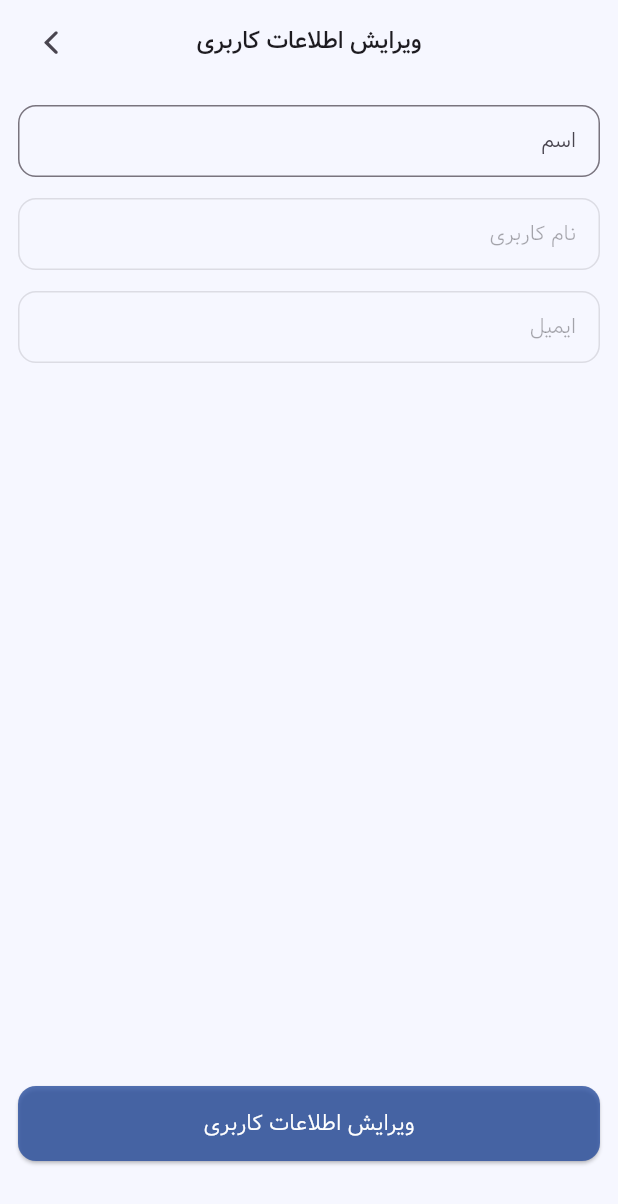
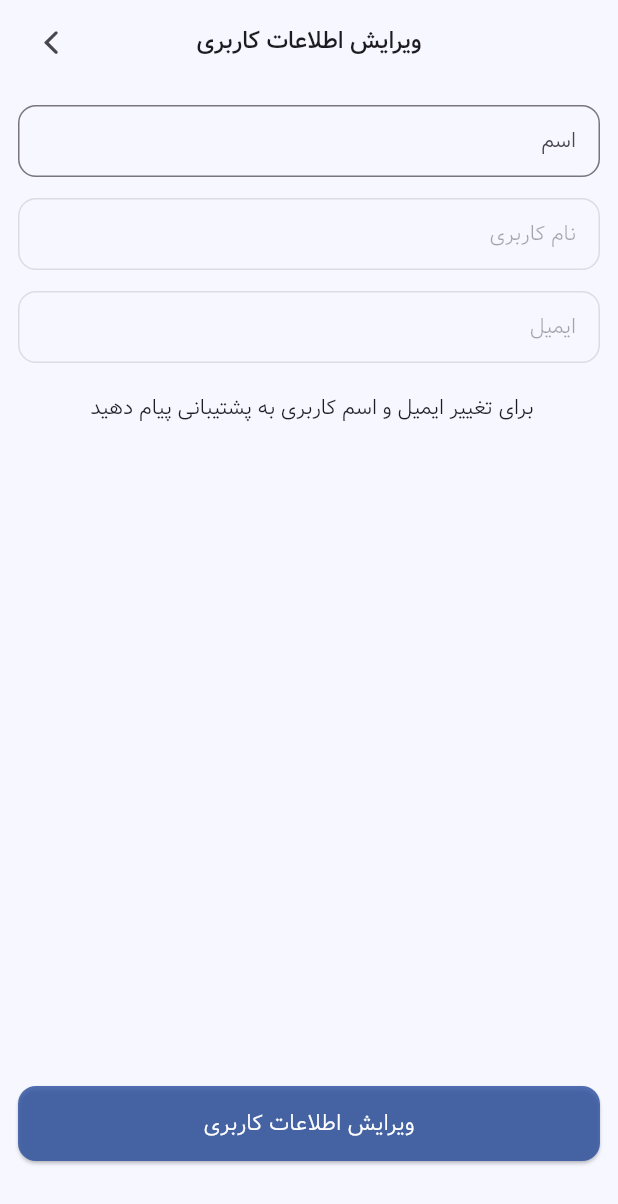
Before and after one commit to Y4CN/Gamak, a Flutter app: the ChangeUserDetailsScreen screen opened directly with empty values, on a phone screen of 412 x 824 dp. Shown: the top 1204 px of the screen. Run offline on Flutter 3.47's test engine with Material 2 defaults, Android fonts, the phone set to English and light mode, and no system bars; our stand-ins replace cached_network_image, dartz, dio, email_validator, expandable_text, file_picker and 11 more; missing offline and left inert: dart:ffi, pushpole; accounts and stored records are empty.

Commit message:
finish EditNameUser

```diff
--- a/lib/screens/changeUserDetailsScreen.dart
+++ b/lib/screens/changeUserDetailsScreen.dart
@@ -1,8 +1,15 @@
 import 'package:flutter/cupertino.dart';
 import 'package:flutter/material.dart';
+import 'package:flutter_bloc/flutter_bloc.dart';
+import 'package:game_hacks_chat/bloc/authBloc/authBloc.dart';
+import 'package:game_hacks_chat/bloc/authBloc/authEvent.dart';
+import 'package:game_hacks_chat/bloc/authBloc/authState.dart';
 import 'package:game_hacks_chat/constant/generallColor.dart';
 import 'package:game_hacks_chat/data/model/userModel.dart';
+import 'package:game_hacks_chat/utilities/changeUserListen.dart';
+import 'package:game_hacks_chat/widget/customSnakBar.dart';
 import 'package:game_hacks_chat/widget/customTextField.dart';
+import 'package:loading_animation_widget/loading_animation_widget.dart';
 
 class ChangeUserDetailsScreen extends StatefulWidget {
   ChangeUserDetailsScreen({super.key, required this.userModel});
@@ -118,9 +125,42 @@ class _ChangeUserDetailsScreenState extends State<ChangeUserDetailsScreen> {
                 ),
               ),
             ),
+            const Padding(
+              padding: EdgeInsets.symmetric(horizontal: 20, vertical: 20),
+              child: Center(
+                child: Text(
+                    'برای تغییر ایمیل و اسم کاربری به پشتیبانی پیام دهید '),
+              ),
+            ),
             const Spacer(),
-            Padding(
-              padding: const EdgeInsets.symmetric(horizontal: 12, vertical: 20),
+            BlocConsumer<AuthBloc, AuthState>(
+              listener: (context, state) {
+                if (state is AuthEditUserDetailsResponseState) {
+                  state.response.fold((l) {
+                    CustomSnakBar.getCustomSnakBar(l, context);
+                  }, (r) {
+                    if (r) {
+                      CustomSnakBar.getCustomSnakBar(
+                          'اطلاعات شما با موفقیت ویرایش شد', context);
+                      ChangeUserListen.changeUser.value = true;
+                      ChangeUserListen.changeUser.notifyListeners();
+                      Navigator.pop(context);
+                    }
+                  });
+                }
+              },
+              builder: (context, state) {
+                if (state is AuthLoadingState) {
+                  return Center(
+                    child: LoadingAnimationWidget.fourRotatingDots(
+                      color: GenerallColor.appBarBackGroundColor,
+                      size: 30,
+                    ),
+                  );
+                }
+                return Padding(
+                  padding:
+                      const EdgeInsets.symmetric(horizontal: 12, vertical: 20),
                   child: ElevatedButton(
                     style: ElevatedButton.styleFrom(
                       minimumSize: const Size(double.infinity, 50),
@@ -130,7 +170,17 @@ class _ChangeUserDetailsScreenState extends State<ChangeUserDetailsScreen> {
                       backgroundColor:
                           GenerallColor.appBarBackGroundColor.withOpacity(.8),
                     ),
-                onPressed: () {},
+                    onPressed: () {
+                      if (_nameController.text.trim().isEmpty) {
+                        CustomSnakBar.getCustomSnakBar(
+                            'لطفا اسم را وارد کنین', context);
+                      }
+                      BlocProvider.of<AuthBloc>(context).add(
+                        AuthChangeUserDetailsEvent(
+                          _nameController.text.trim(),
+                        ),
+                      );
+                    },
                     child: const Text(
                       'ویرایش اطلاعات کاربری',
                       style: TextStyle(
@@ -139,6 +189,8 @@ class _ChangeUserDetailsScreenState extends State<ChangeUserDetailsScreen> {
                       ),
                     ),
                   ),
+                );
+              },
             ),
             const SizedBox(
               height: 30,
--- a/lib/screens/homeScreen.dart
+++ b/lib/screens/homeScreen.dart
@@ -13,6 +13,7 @@ import 'package:game_hacks_chat/screens/bannerDetailsScreen.dart';
 import 'package:game_hacks_chat/screens/categoryGameScreen.dart';
 import 'package:game_hacks_chat/screens/gameScreen.dart';
 import 'package:game_hacks_chat/screens/listGameScreen.dart';
+import 'package:game_hacks_chat/utilities/changeUserListen.dart';
 import 'package:game_hacks_chat/widget/singleItem.dart';
 import 'package:loading_animation_widget/loading_animation_widget.dart';
 import 'package:page_transition/page_transition.dart';
@@ -33,6 +34,11 @@ class _HomeScreenState extends State<HomeScreen> {
     super.initState();
     BlocProvider.of<HomeBloc>(context).add(HomeRequestEvent());
     _bannerPageController = PageController(viewportFraction: .8);
+    ChangeUserListen.changeUser.addListener(() {
+      if (ChangeUserListen.changeUser.value) {
+        BlocProvider.of<HomeBloc>(context).add(HomeRequestEvent());
+      }
+    });
   }
 
   @override
--- /dev/null
+++ b/lib/utilities/changeUserListen.dart
@@ -0,0 +1,5 @@
+import 'package:flutter/cupertino.dart';
+
+class ChangeUserListen{
+ static ValueNotifier changeUser = ValueNotifier<bool>(false);
+}
```
Also changed, not shown: lib/screens/profileScreen.dart (+9 -1 lines). Lines whose indentation alone changed are shown as unchanged.
